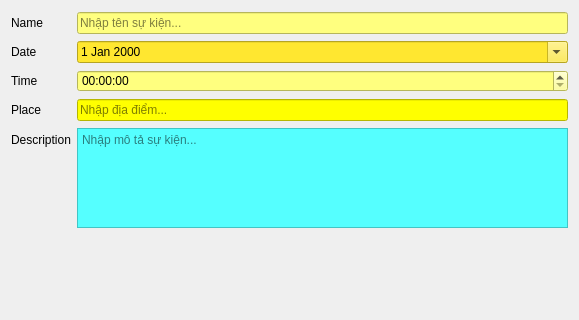
The window that ui/EventDialog.ui (khoivnk25411e/Final-Project-Programming-Techniques) describes before a commit, drawn with Qt 5; both pictures show x 0 to 579 and y 0 to 320 of the 579 by 499 pixel window.
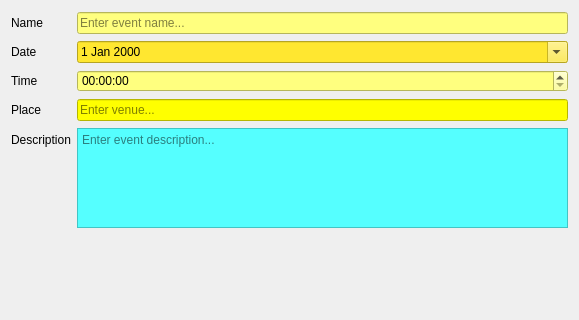
The same window after the commit.

Patch:
```diff
--- a/ui/EventDialog.ui
+++ b/ui/EventDialog.ui
@@ -30,7 +30,7 @@
 color: rgb(0, 0, 0);</string>
        </property>
        <property name="placeholderText">
-        <string>Nhập tên sự kiện...</string>
+        <string>Enter event name...</string>
        </property>
       </widget>
      </item>
@@ -82,7 +82,7 @@
 color: rgb(0, 0, 0);</string>
        </property>
        <property name="placeholderText">
-        <string>Nhập địa điểm...</string>
+        <string>Enter venue...</string>
        </property>
       </widget>
      </item>
@@ -106,7 +106,7 @@
 color: rgb(0, 0, 0);</string>
        </property>
        <property name="placeholderText">
-        <string>Nhập mô tả sự kiện...</string>
+        <string>Enter event description...</string>
        </property>
       </widget>
      </item>
```
Left out of the diff: 2 changed lines with no effect on the pictures.
